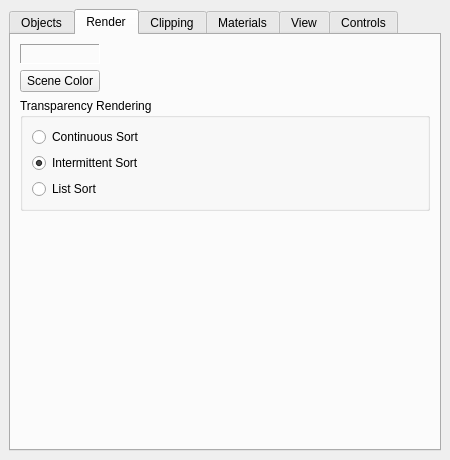
This is src/Interface/Modules/Render/ViewSceneControls.ui in SCIInstitute/SCIRun as Qt 5 draws it before an edit. The edited form follows.
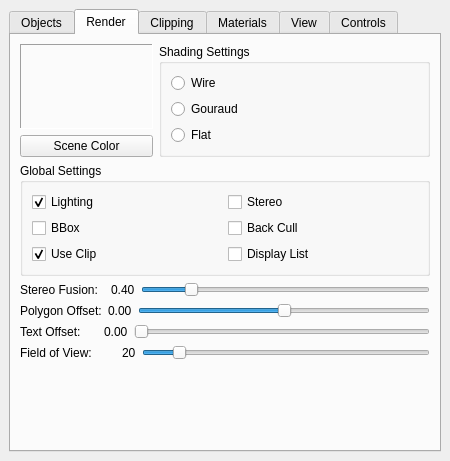
This is the edited form. The open tabs and pages were chosen to show the change.

Commit message: Added settings to Render tab closes #1256

```diff
--- a/src/Interface/Modules/Render/ViewSceneControls.ui
+++ b/src/Interface/Modules/Render/ViewSceneControls.ui
@@ -13,7 +13,7 @@
   <property name="minimumSize">
    <size>
     <width>410</width>
-    <height>460</height>
+    <height>450</height>
    </size>
   </property>
   <property name="windowTitle">
@@ -27,7 +27,7 @@
     </size>
    </property>
    <layout class="QGridLayout" name="gridLayout">
-    <item row="0" column="0">
+    <item row="1" column="0">
      <widget class="QTabWidget" name="tabWidget">
       <property name="enabled">
        <bool>true</bool>
@@ -100,40 +100,7 @@
        <attribute name="title">
         <string>Render</string>
        </attribute>
-       <layout class="QGridLayout" name="gridLayout_8">
-        <item row="3" column="0">
-         <spacer name="verticalSpacer_3">
-          <property name="orientation">
-           <enum>Qt::Vertical</enum>
-          </property>
-          <property name="sizeHint" stdset="0">
-           <size>
-            <width>20</width>
-            <height>203</height>
-           </size>
-          </property>
-         </spacer>
-        </item>
-        <item row="1" column="1">
-         <spacer name="horizontalSpacer_8">
-          <property name="orientation">
-           <enum>Qt::Horizontal</enum>
-          </property>
-          <property name="sizeHint" stdset="0">
-           <size>
-            <width>214</width>
-            <height>20</height>
-           </size>
-          </property>
-         </spacer>
-        </item>
-        <item row="1" column="0">
-         <widget class="QPushButton" name="setBackgroundColorPushButton_">
-          <property name="text">
-           <string>Scene Color</string>
-          </property>
-         </widget>
-        </item>
+       <layout class="QGridLayout" name="gridLayout_13">
         <item row="0" column="0">
          <widget class="QLabel" name="currentBackgroundLabel_">
           <property name="frameShape">
@@ -147,58 +114,255 @@
           </property>
          </widget>
         </item>
-        <item row="0" column="1">
-         <spacer name="horizontalSpacer_7">
+        <item row="0" column="1" rowspan="2" colspan="2">
+         <widget class="QGroupBox" name="groupBox_9">
+          <property name="title">
+           <string>Shading Settings</string>
+          </property>
+          <layout class="QGridLayout" name="gridLayout_12">
+           <item row="0" column="0">
+            <widget class="QRadioButton" name="wireRadioButton_">
+             <property name="text">
+              <string>Wire</string>
+             </property>
+             <attribute name="buttonGroup">
+              <string notr="true">shadingButtonGroup_</string>
+             </attribute>
+            </widget>
+           </item>
+           <item row="2" column="0">
+            <widget class="QRadioButton" name="flatRadioButton_">
+             <property name="text">
+              <string>Flat</string>
+             </property>
+             <attribute name="buttonGroup">
+              <string notr="true">shadingButtonGroup_</string>
+             </attribute>
+            </widget>
+           </item>
+           <item row="1" column="0">
+            <widget class="QRadioButton" name="gouraudRadioButton_">
+             <property name="text">
+              <string>Gouraud</string>
+             </property>
+             <attribute name="buttonGroup">
+              <string notr="true">shadingButtonGroup_</string>
+             </attribute>
+            </widget>
+           </item>
+          </layout>
+         </widget>
+        </item>
+        <item row="1" column="0">
+         <widget class="QPushButton" name="setBackgroundColorPushButton_">
+          <property name="text">
+           <string>Scene Color</string>
+          </property>
+         </widget>
+        </item>
+        <item row="3" column="0" colspan="3">
+         <layout class="QHBoxLayout" name="horizontalLayout_2">
+          <item>
+           <widget class="QLabel" name="label_21">
+            <property name="text">
+             <string>Stereo Fusion:  </string>
+            </property>
+           </widget>
+          </item>
+          <item>
+           <widget class="QLabel" name="stereoFusionValueLabel_">
+            <property name="text">
+             <string>0.40</string>
+            </property>
+           </widget>
+          </item>
+          <item>
+           <widget class="QSlider" name="stereoFusionHorizontalSlider_">
+            <property name="minimum">
+             <number>10</number>
+            </property>
+            <property name="maximum">
+             <number>200</number>
+            </property>
+            <property name="singleStep">
+             <number>2</number>
+            </property>
+            <property name="value">
+             <number>40</number>
+            </property>
+            <property name="orientation">
+             <enum>Qt::Horizontal</enum>
+            </property>
+           </widget>
+          </item>
+         </layout>
+        </item>
+        <item row="4" column="0" colspan="3">
+         <layout class="QHBoxLayout" name="horizontalLayout_3">
+          <item>
+           <widget class="QLabel" name="label_22">
+            <property name="text">
+             <string>Polygon Offset:</string>
+            </property>
+           </widget>
+          </item>
+          <item>
+           <widget class="QLabel" name="polygonOffsetValueLabel_">
+            <property name="text">
+             <string>0.00</string>
+            </property>
+           </widget>
+          </item>
+          <item>
+           <widget class="QSlider" name="polygonOffsetHorizontalSlider_">
+            <property name="minimum">
+             <number>-400</number>
+            </property>
+            <property name="maximum">
+             <number>400</number>
+            </property>
+            <property name="value">
+             <number>0</number>
+            </property>
+            <property name="orientation">
+             <enum>Qt::Horizontal</enum>
+            </property>
+           </widget>
+          </item>
+         </layout>
+        </item>
+        <item row="5" column="0" colspan="3">
+         <layout class="QHBoxLayout" name="horizontalLayout_4">
+          <item>
+           <widget class="QLabel" name="label_23">
+            <property name="text">
+             <string>Text Offset:     </string>
+            </property>
+           </widget>
+          </item>
+          <item>
+           <widget class="QLabel" name="textOffsetValueLabel_">
+            <property name="text">
+             <string>0.00</string>
+            </property>
+           </widget>
+          </item>
+          <item>
+           <widget class="QSlider" name="textOffsetHorizontalSlider_">
+            <property name="minimum">
+             <number>0</number>
+            </property>
+            <property name="maximum">
+             <number>50</number>
+            </property>
+            <property name="value">
+             <number>0</number>
+            </property>
+            <property name="orientation">
+             <enum>Qt::Horizontal</enum>
+            </property>
+           </widget>
+          </item>
+         </layout>
+        </item>
+        <item row="6" column="0" colspan="3">
+         <layout class="QHBoxLayout" name="horizontalLayout_5">
+          <item>
+           <widget class="QLabel" name="label_24">
+            <property name="text">
+             <string>Field of View:       </string>
+            </property>
+           </widget>
+          </item>
+          <item>
+           <widget class="QLabel" name="fieldOfViewValueLabel_">
+            <property name="text">
+             <string>20</string>
+            </property>
+           </widget>
+          </item>
+          <item>
+           <widget class="QSlider" name="fieldOfViewHorizontalSlider_">
+            <property name="minimum">
+             <number>0</number>
+            </property>
+            <property name="maximum">
+             <number>180</number>
+            </property>
+            <property name="value">
+             <number>20</number>
+            </property>
+            <property name="orientation">
+             <enum>Qt::Horizontal</enum>
+            </property>
+           </widget>
+          </item>
+         </layout>
+        </item>
+        <item row="7" column="2">
+         <spacer name="verticalSpacer_3">
           <property name="orientation">
-           <enum>Qt::Horizontal</enum>
+           <enum>Qt::Vertical</enum>
           </property>
           <property name="sizeHint" stdset="0">
            <size>
-            <width>214</width>
-            <height>20</height>
+            <width>20</width>
+            <height>49</height>
            </size>
           </property>
          </spacer>
         </item>
-        <item row="2" column="0" colspan="2">
-         <widget class="QGroupBox" name="groupBox_6">
-          <property name="enabled">
-           <bool>true</bool>
-          </property>
-          <property name="font">
-           <font>
-            <weight>50</weight>
-            <bold>false</bold>
-           </font>
-          </property>
+        <item row="2" column="0" colspan="3">
+         <widget class="QGroupBox" name="groupBox_8">
           <property name="title">
-           <string>Transparency Rendering</string>
+           <string>Global Settings</string>
           </property>
-          <layout class="QVBoxLayout" name="verticalLayout_6">
-           <item>
-            <widget class="QRadioButton" name="contSortRadioButton_">
+          <layout class="QGridLayout" name="gridLayout_11">
+           <item row="0" column="0">
+            <widget class="QCheckBox" name="lightingCheckBox_">
              <property name="text">
-              <string>Continuous Sort</string>
+              <string>Lighting</string>
              </property>
              <property name="checked">
-              <bool>false</bool>
+              <bool>true</bool>
              </property>
             </widget>
            </item>
-           <item>
-            <widget class="QRadioButton" name="updateSortRadioButton_">
+           <item row="0" column="1">
+            <widget class="QCheckBox" name="stereoCheckBox_">
              <property name="text">
-              <string>Intermittent Sort</string>
+              <string>Stereo</string>
              </property>
+            </widget>
+           </item>
+           <item row="1" column="0">
+            <widget class="QCheckBox" name="bboxCheckBox_">
+             <property name="text">
+              <string>BBox</string>
+             </property>
+            </widget>
+           </item>
+           <item row="1" column="1">
+            <widget class="QCheckBox" name="backCullCheckBox_">
+             <property name="text">
+              <string>Back Cull</string>
+             </property>
+            </widget>
+           </item>
+           <item row="2" column="0">
+            <widget class="QCheckBox" name="useClipCheckBox_">
+             <property name="text">
+              <string>Use Clip</string>
+             </property>
              <property name="checked">
               <bool>true</bool>
              </property>
             </widget>
            </item>
-           <item>
-            <widget class="QRadioButton" name="listSortRadioButton_">
+           <item row="2" column="1">
+            <widget class="QCheckBox" name="displayListCheckBox_">
              <property name="text">
-              <string>List Sort</string>
+              <string>Display List</string>
              </property>
             </widget>
            </item>
@@ -527,9 +691,22 @@
           </layout>
          </widget>
         </item>
+        <item>
+         <spacer name="verticalSpacer_5">
+          <property name="orientation">
+           <enum>Qt::Vertical</enum>
+          </property>
+          <property name="sizeHint" stdset="0">
+           <size>
+            <width>20</width>
+            <height>24</height>
+           </size>
+          </property>
+         </spacer>
+        </item>
        </layout>
       </widget>
-      <widget class="QWidget" name="tab">
+      <widget class="QWidget" name="MaterialsTab">
        <attribute name="title">
         <string>Materials</string>
        </attribute>
@@ -923,8 +1100,15 @@
           <property name="title">
            <string>View Options</string>
           </property>
-          <layout class="QVBoxLayout" name="verticalLayout_5">
-           <item>
+          <layout class="QGridLayout" name="gridLayout_8">
+           <item row="0" column="0">
+            <widget class="QCheckBox" name="autoViewOnLoadCheckBox_">
+             <property name="text">
+              <string>Autoview on Load</string>
+             </property>
+            </widget>
+           </item>
+           <item row="0" column="1">
             <widget class="QCheckBox" name="orientationCheckBox_">
              <property name="toolTip">
               <string>Toggle Orientation Axis</string>
@@ -937,6 +1121,20 @@
              </property>
             </widget>
            </item>
+           <item row="1" column="0">
+            <widget class="QCheckBox" name="orthoViewCheckBox_">
+             <property name="text">
+              <string>Ortho View</string>
+             </property>
+            </widget>
+           </item>
+           <item row="1" column="1">
+            <widget class="QCheckBox" name="showAxisCheckBox_">
+             <property name="text">
+              <string>Show Axis</string>
+             </property>
+            </widget>
+           </item>
           </layout>
          </widget>
         </item>
@@ -954,6 +1152,9 @@
           <property name="checkable">
            <bool>true</bool>
           </property>
+          <property name="checked">
+           <bool>false</bool>
+          </property>
           <layout class="QGridLayout" name="gridLayout_4">
            <item row="1" column="5">
             <widget class="QLabel" name="label_12">
@@ -1220,22 +1421,18 @@
         <string>Controls</string>
        </attribute>
        <layout class="QGridLayout" name="gridLayout_7">
-        <item row="0" column="0">
-         <widget class="QComboBox" name="mouseControlComboBox_">
-          <property name="currentIndex">
-           <number>1</number>
+        <item row="4" column="0">
+         <spacer name="verticalSpacer">
+          <property name="orientation">
+           <enum>Qt::Vertical</enum>
           </property>
-          <item>
-           <property name="text">
-            <string>Legacy Mouse Control</string>
-           </property>
-          </item>
-          <item>
-           <property name="text">
-            <string>New Mouse Control</string>
-           </property>
-          </item>
-         </widget>
+          <property name="sizeHint" stdset="0">
+           <size>
+            <width>20</width>
+            <height>222</height>
+           </size>
+          </property>
+         </spacer>
         </item>
         <item row="0" column="1">
          <widget class="QCheckBox" name="invertZoomCheckBox_">
@@ -1260,18 +1457,22 @@
           </property>
          </widget>
         </item>
-        <item row="3" column="0">
-         <spacer name="verticalSpacer">
-          <property name="orientation">
-           <enum>Qt::Vertical</enum>
+        <item row="0" column="0">
+         <widget class="QComboBox" name="mouseControlComboBox_">
+          <property name="currentIndex">
+           <number>1</number>
           </property>
-          <property name="sizeHint" stdset="0">
-           <size>
-            <width>20</width>
-            <height>222</height>
-           </size>
-          </property>
-         </spacer>
+          <item>
+           <property name="text">
+            <string>Legacy Mouse Control</string>
+           </property>
+          </item>
+          <item>
+           <property name="text">
+            <string>New Mouse Control</string>
+           </property>
+          </item>
+         </widget>
         </item>
         <item row="2" column="0" colspan="2">
          <widget class="QGroupBox" name="zoomBox_">
@@ -1349,6 +1550,51 @@
           </layout>
          </widget>
         </item>
+        <item row="3" column="0" colspan="2">
+         <widget class="QGroupBox" name="groupBox_6">
+          <property name="enabled">
+           <bool>true</bool>
+          </property>
+          <property name="font">
+           <font>
+            <weight>50</weight>
+            <bold>false</bold>
+           </font>
+          </property>
+          <property name="title">
+           <string>Transparency Rendering</string>
+          </property>
+          <layout class="QVBoxLayout" name="verticalLayout_6">
+           <item>
+            <widget class="QRadioButton" name="contSortRadioButton_">
+             <property name="text">
+              <string>Continuous Sort</string>
+             </property>
+             <property name="checked">
+              <bool>false</bool>
+             </property>
+            </widget>
+           </item>
+           <item>
+            <widget class="QRadioButton" name="updateSortRadioButton_">
+             <property name="text">
+              <string>Intermittent Sort</string>
+             </property>
+             <property name="checked">
+              <bool>true</bool>
+             </property>
+            </widget>
+           </item>
+           <item>
+            <widget class="QRadioButton" name="listSortRadioButton_">
+             <property name="text">
+              <string>List Sort</string>
+             </property>
+            </widget>
+           </item>
+          </layout>
+         </widget>
+        </item>
        </layout>
       </widget>
      </widget>
```
Left out of the diff: 1 changed line with no effect on the pictures.
